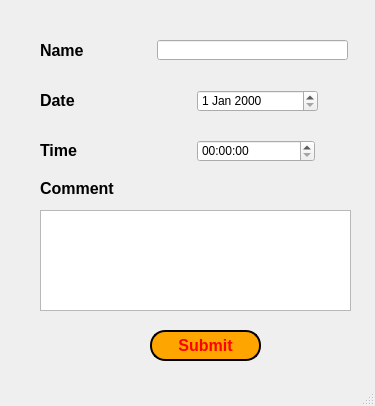
Before: the Qt Designer form newLoginForm.ui in BitsAndAtoms/labelImg, drawn with Qt 5.
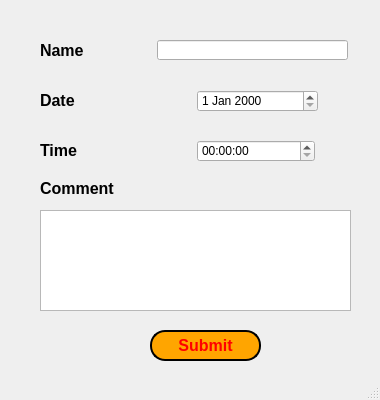
After: the same form once the commit is applied.

Commit message: most recent changesx

The edit to the form file:
```diff
--- a/newLoginForm.ui
+++ b/newLoginForm.ui
@@ -6,8 +6,8 @@
    <rect>
     <x>0</x>
     <y>0</y>
-    <width>375</width>
-    <height>406</height>
+    <width>380</width>
+    <height>400</height>
    </rect>
   </property>
   <property name="windowTitle">
```
The commit also changes 2 other files.
